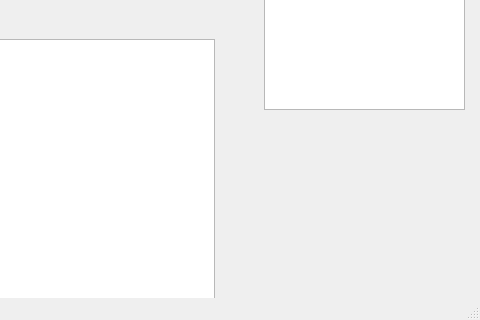
This is main page.ui in SyedMTaseen/DataSeed as Qt 5 draws it before an edit; both pictures show x 686 to 1166 and y 371 to 691 of the 1166 by 691 pixel window. The edited form follows.
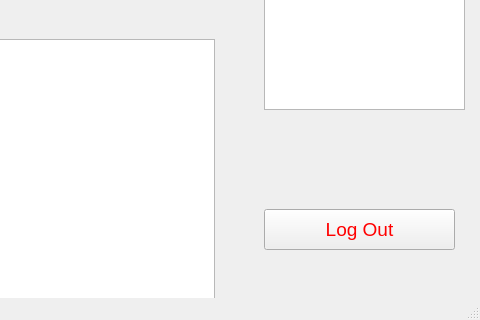
This is the edited form.

Commit message: log out set

Diff of the .ui file:
```diff
--- a/main page.ui
+++ b/main page.ui
@@ -257,6 +257,34 @@
      <string>Purchase History:</string>
     </property>
    </widget>
+   <widget class="QPushButton" name="logout_btn">
+    <property name="geometry">
+     <rect>
+      <x>950</x>
+      <y>580</y>
+      <width>191</width>
+      <height>41</height>
+     </rect>
+    </property>
+    <property name="font">
+     <font>
+      <pointsize>14</pointsize>
+      <weight>50</weight>
+      <italic>false</italic>
+      <bold>false</bold>
+      <kerning>true</kerning>
+     </font>
+    </property>
+    <property name="styleSheet">
+     <string notr="true">color: red</string>
+    </property>
+    <property name="text">
+     <string>Log Out</string>
+    </property>
+    <property name="autoDefault">
+     <bool>true</bool>
+    </property>
+   </widget>
   </widget>
   <widget class="QStatusBar" name="statusbar"/>
  </widget>
```
The commit also changes 1 other file.
